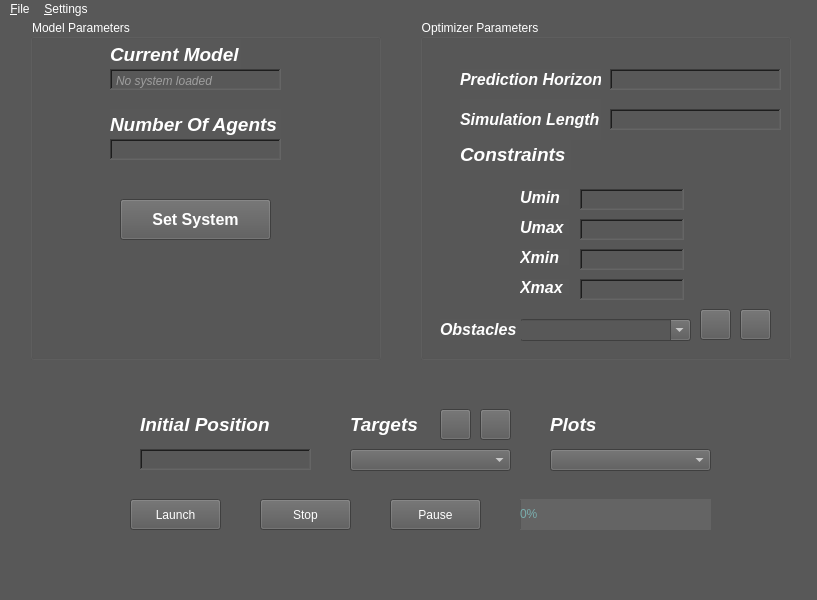
The window that Interface/MainWindow.ui (MounyaK/MPC_Interface) describes before a commit, drawn with Qt 5.
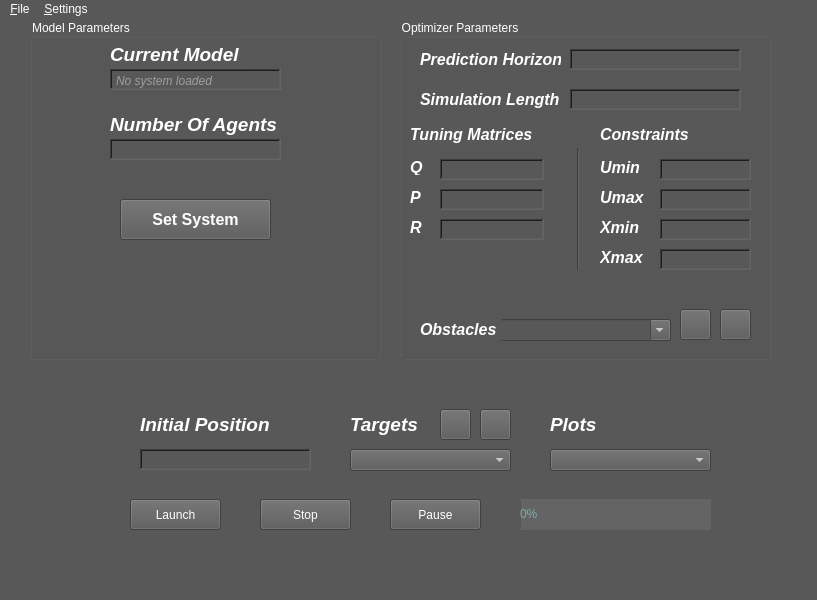
The same window after the commit. Icons and pictures are not drawn.

Patch:
```diff
--- a/Interface/MainWindow.ui
+++ b/Interface/MainWindow.ui
@@ -278,7 +278,7 @@
    <widget class="QGroupBox" name="optimizer_group">
     <property name="geometry">
      <rect>
-      <x>420</x>
+      <x>400</x>
       <y>0</y>
       <width>371</width>
       <height>341</height>
@@ -290,9 +290,9 @@
     <widget class="QPlainTextEdit" name="xmax">
      <property name="geometry">
       <rect>
-       <x>160</x>
-       <y>260</y>
-       <width>104</width>
+       <x>260</x>
+       <y>230</y>
+       <width>91</width>
        <height>21</height>
       </rect>
      </property>
@@ -312,8 +312,8 @@
     <widget class="QPlainTextEdit" name="Horizon">
      <property name="geometry">
       <rect>
-       <x>190</x>
-       <y>50</y>
+       <x>170</x>
+       <y>30</y>
        <width>171</width>
        <height>21</height>
       </rect>
@@ -334,8 +334,8 @@
     <widget class="QLabel" name="xmin_label">
      <property name="geometry">
       <rect>
-       <x>100</x>
-       <y>230</y>
+       <x>200</x>
+       <y>200</y>
        <width>49</width>
        <height>16</height>
       </rect>
@@ -354,9 +354,9 @@
     <widget class="QPlainTextEdit" name="xmin">
      <property name="geometry">
       <rect>
-       <x>160</x>
-       <y>230</y>
-       <width>104</width>
+       <x>260</x>
+       <y>200</y>
+       <width>91</width>
        <height>21</height>
       </rect>
      </property>
@@ -376,9 +376,9 @@
     <widget class="QPlainTextEdit" name="umax">
      <property name="geometry">
       <rect>
-       <x>160</x>
-       <y>200</y>
-       <width>104</width>
+       <x>260</x>
+       <y>170</y>
+       <width>91</width>
        <height>21</height>
       </rect>
      </property>
@@ -398,15 +398,15 @@
     <widget class="QLabel" name="constraints_label">
      <property name="geometry">
       <rect>
-       <x>40</x>
-       <y>120</y>
+       <x>200</x>
+       <y>100</y>
        <width>111</width>
        <height>31</height>
       </rect>
      </property>
      <property name="font">
       <font>
-       <pointsize>14</pointsize>
+       <pointsize>12</pointsize>
        <italic>true</italic>
        <bold>true</bold>
       </font>
@@ -418,8 +418,8 @@
     <widget class="QLabel" name="umax_label">
      <property name="geometry">
       <rect>
-       <x>100</x>
-       <y>200</y>
+       <x>200</x>
+       <y>170</y>
        <width>49</width>
        <height>16</height>
       </rect>
@@ -438,8 +438,8 @@
     <widget class="QLabel" name="horizon_label">
      <property name="geometry">
       <rect>
-       <x>40</x>
-       <y>50</y>
+       <x>20</x>
+       <y>30</y>
        <width>141</width>
        <height>21</height>
       </rect>
@@ -458,8 +458,8 @@
     <widget class="QLabel" name="xmax_label">
      <property name="geometry">
       <rect>
-       <x>100</x>
-       <y>260</y>
+       <x>200</x>
+       <y>230</y>
        <width>49</width>
        <height>16</height>
       </rect>
@@ -478,8 +478,8 @@
     <widget class="QLabel" name="umin_label">
      <property name="geometry">
       <rect>
-       <x>100</x>
-       <y>170</y>
+       <x>200</x>
+       <y>140</y>
        <width>49</width>
        <height>16</height>
       </rect>
@@ -498,9 +498,9 @@
     <widget class="QPlainTextEdit" name="umin">
      <property name="geometry">
       <rect>
-       <x>160</x>
-       <y>170</y>
-       <width>104</width>
+       <x>260</x>
+       <y>140</y>
+       <width>91</width>
        <height>21</height>
       </rect>
      </property>
@@ -599,8 +599,8 @@
     <widget class="QLabel" name="nsim_label">
      <property name="geometry">
       <rect>
-       <x>40</x>
-       <y>80</y>
+       <x>20</x>
+       <y>60</y>
        <width>141</width>
        <height>41</height>
       </rect>
@@ -619,8 +619,8 @@
     <widget class="QPlainTextEdit" name="Nsim">
      <property name="geometry">
       <rect>
-       <x>190</x>
-       <y>90</y>
+       <x>170</x>
+       <y>70</y>
        <width>171</width>
        <height>21</height>
       </rect>
@@ -638,6 +638,165 @@
       <enum>QAbstractScrollArea::AdjustToContents</enum>
      </property>
     </widget>
+    <widget class="QLabel" name="R_label">
+     <property name="geometry">
+      <rect>
+       <x>10</x>
+       <y>200</y>
+       <width>21</width>
+       <height>16</height>
+      </rect>
+     </property>
+     <property name="font">
+      <font>
+       <pointsize>12</pointsize>
+       <italic>true</italic>
+       <bold>true</bold>
+      </font>
+     </property>
+     <property name="text">
+      <string>R</string>
+     </property>
+    </widget>
+    <widget class="QPlainTextEdit" name="P">
+     <property name="geometry">
+      <rect>
+       <x>40</x>
+       <y>170</y>
+       <width>104</width>
+       <height>21</height>
+      </rect>
+     </property>
+     <property name="frameShape">
+      <enum>QFrame::WinPanel</enum>
+     </property>
+     <property name="verticalScrollBarPolicy">
+      <enum>Qt::ScrollBarAlwaysOff</enum>
+     </property>
+     <property name="horizontalScrollBarPolicy">
+      <enum>Qt::ScrollBarAlwaysOff</enum>
+     </property>
+     <property name="sizeAdjustPolicy">
+      <enum>QAbstractScrollArea::AdjustToContents</enum>
+     </property>
+    </widget>
+    <widget class="QLabel" name="P_label">
+     <property name="geometry">
+      <rect>
+       <x>10</x>
+       <y>170</y>
+       <width>21</width>
+       <height>16</height>
+      </rect>
+     </property>
+     <property name="font">
+      <font>
+       <pointsize>12</pointsize>
+       <italic>true</italic>
+       <bold>true</bold>
+      </font>
+     </property>
+     <property name="text">
+      <string>P</string>
+     </property>
+    </widget>
+    <widget class="QLabel" name="constraints_label_2">
+     <property name="geometry">
+      <rect>
+       <x>10</x>
+       <y>100</y>
+       <width>151</width>
+       <height>31</height>
+      </rect>
+     </property>
+     <property name="font">
+      <font>
+       <pointsize>12</pointsize>
+       <italic>true</italic>
+       <bold>true</bold>
+      </font>
+     </property>
+     <property name="text">
+      <string>Tuning Matrices</string>
+     </property>
+    </widget>
+    <widget class="QLabel" name="Q_label">
+     <property name="geometry">
+      <rect>
+       <x>10</x>
+       <y>140</y>
+       <width>49</width>
+       <height>16</height>
+      </rect>
+     </property>
+     <property name="font">
+      <font>
+       <pointsize>12</pointsize>
+       <italic>true</italic>
+       <bold>true</bold>
+      </font>
+     </property>
+     <property name="text">
+      <string>Q</string>
+     </property>
+    </widget>
+    <widget class="QPlainTextEdit" name="Q">
+     <property name="geometry">
+      <rect>
+       <x>40</x>
+       <y>140</y>
+       <width>104</width>
+       <height>21</height>
+      </rect>
+     </property>
+     <property name="frameShape">
+      <enum>QFrame::WinPanel</enum>
+     </property>
+     <property name="verticalScrollBarPolicy">
+      <enum>Qt::ScrollBarAlwaysOff</enum>
+     </property>
+     <property name="horizontalScrollBarPolicy">
+      <enum>Qt::ScrollBarAlwaysOff</enum>
+     </property>
+     <property name="sizeAdjustPolicy">
+      <enum>QAbstractScrollArea::AdjustToContents</enum>
+     </property>
+    </widget>
+    <widget class="QPlainTextEdit" name="R">
+     <property name="geometry">
+      <rect>
+       <x>40</x>
+       <y>200</y>
+       <width>104</width>
+       <height>21</height>
+      </rect>
+     </property>
+     <property name="frameShape">
+      <enum>QFrame::WinPanel</enum>
+     </property>
+     <property name="verticalScrollBarPolicy">
+      <enum>Qt::ScrollBarAlwaysOff</enum>
+     </property>
+     <property name="horizontalScrollBarPolicy">
+      <enum>Qt::ScrollBarAlwaysOff</enum>
+     </property>
+     <property name="sizeAdjustPolicy">
+      <enum>QAbstractScrollArea::AdjustToContents</enum>
+     </property>
+    </widget>
+    <widget class="Line" name="line">
+     <property name="geometry">
+      <rect>
+       <x>170</x>
+       <y>130</y>
+       <width>16</width>
+       <height>121</height>
+      </rect>
+     </property>
+     <property name="orientation">
+      <enum>Qt::Vertical</enum>
+     </property>
+    </widget>
    </widget>
    <widget class="QComboBox" name="plots">
     <property name="geometry">
```
Left out of the diff: 18 changed lines with no effect on the pictures.
